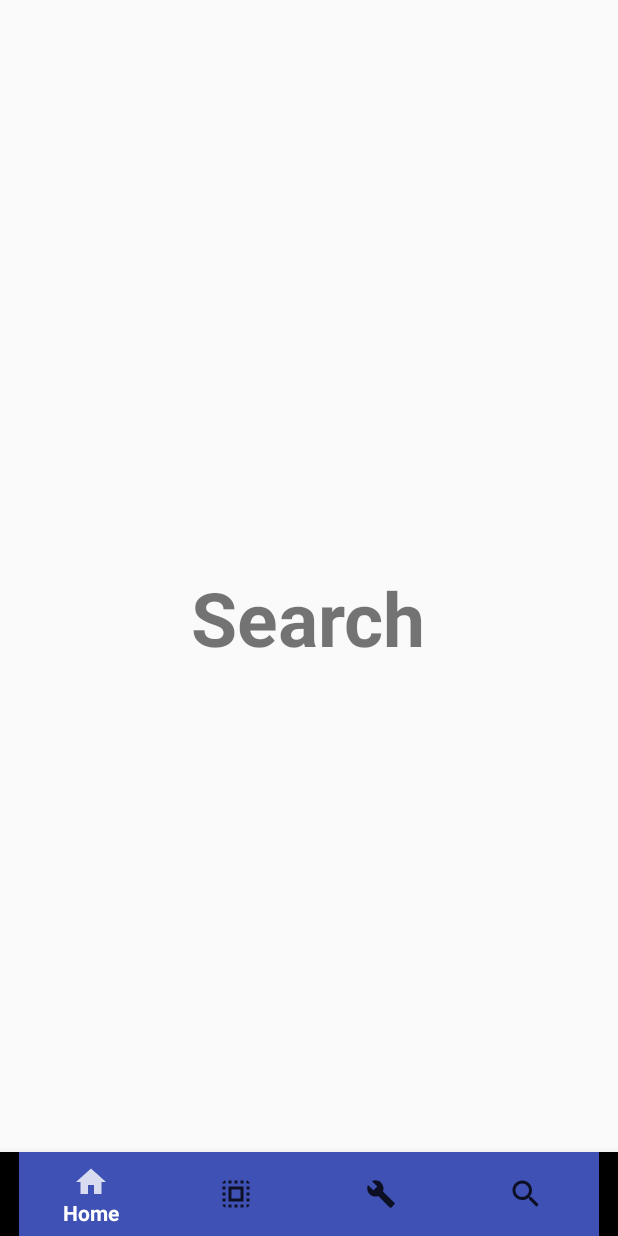
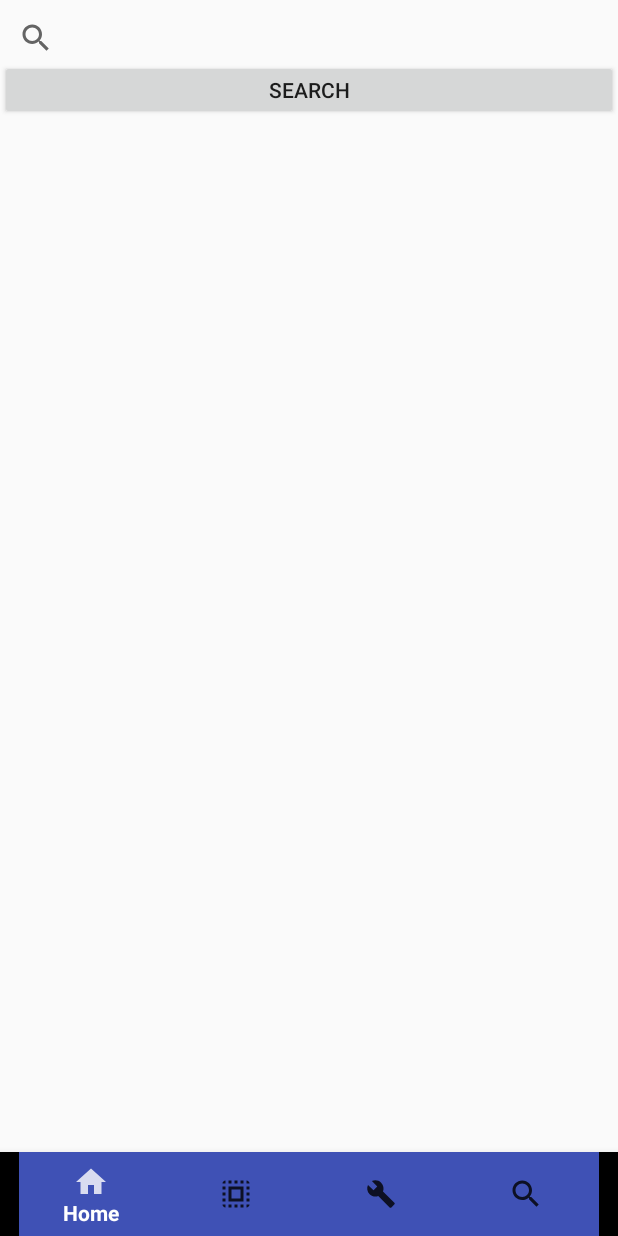
Before and after one commit to MarshallJoseph/xLightsTools, an Android app: the layout activity_search.xml on its own in the app's theme, with its tools: preview values and no code run, on a phone screen of 412 x 824 dp. Run offline under Robolectric (Android 15) with nearby library versions, the phone set to English and light mode, and no system bars.

Commit message:
added search functionality to main app little buggy but it works

```diff
--- a/app/build.gradle
+++ b/app/build.gradle
@@ -34,6 +34,8 @@ dependencies {
     implementation 'androidx.lifecycle:lifecycle-extensions:2.0.0'
     implementation 'com.google.ar.sceneform.ux:sceneform-ux:1.15.0'
     implementation 'com.google.android.material:material:1.0.0'
+    implementation 'com.android.volley:volley:1.2.0'
+
     testImplementation 'junit:junit:4.12'
     androidTestImplementation 'androidx.test:runner:1.3.0'
     androidTestImplementation 'androidx.test.espresso:espresso-core:3.3.0'
--- a/app/src/main/AndroidManifest.xml
+++ b/app/src/main/AndroidManifest.xml
@@ -3,7 +3,7 @@
     package="ca.marshall.xlightstools">
 
     <uses-permission android:name="android.permission.CAMERA" />
-
+    <uses-permission android:name="android.permission.INTERNET"/>
     <uses-feature
         android:name="android.hardware.camera.ar"
         android:required="true" />
--- a/app/src/main/res/layout/activity_search.xml
+++ b/app/src/main/res/layout/activity_search.xml
@@ -1,5 +1,6 @@
 <?xml version="1.0" encoding="utf-8"?>
 <RelativeLayout
+    android:id="@+id/searchContainer"
     xmlns:android="http://schemas.android.com/apk/res/android"
     xmlns:app="http://schemas.android.com/apk/res-auto"
     xmlns:tools="http://schemas.android.com/tools"
@@ -7,13 +8,25 @@
     android:layout_height="match_parent"
     tools:context=".SearchActivity">
 
-    <TextView
+
+    <SearchView
+        android:id="@+id/searchView"
+        android:layout_width="match_parent"
+        android:paddingTop="10dp"
+        android:layout_height="40dp"/>
+    <Button
+
+      android:id="@+id/goBtn"
+        android:layout_below="@id/searchView"
+        android:text="Search"
+        android:layout_width="match_parent"
+        android:layout_height="40dp"/>
+    <ListView
+        android:layout_below="@+id/goBtn"
+        android:id="@+id/listView"
         android:layout_width="wrap_content"
-        android:layout_height="wrap_content"
-        android:text="Search"
-        android:textSize="50sp"
-        android:textStyle="bold"
-        android:layout_centerInParent="true"/>
+        android:layout_height="wrap_content">
+    </ListView>
 
     <com.google.android.material.bottomnavigation.BottomNavigationView
         android:layout_width="match_parent"
--- a/app/src/main/res/values/colors.xml
+++ b/app/src/main/res/values/colors.xml
@@ -3,4 +3,5 @@
     <color name="colorPrimary">#3F51B5</color>
     <color name="colorPrimaryDark">#673AB7</color>
     <color name="colorAccent">#03A9F4</color>
+    <color name="white">#FFF</color>
 </resources>
```
Also changed, not shown: app/src/main/java/ca/marshall/xlightstools/SearchActivity.java (+91 -1 lines), app/src/main/java/ca/marshall/xlightstools/Website.java (added, +37 -0 lines), app/src/main/java/ca/marshall/xlightstools/WebsiteAdapter.java (added, +36 -0 lines), app/src/main/res/layout/api_listitem.xml (added, +44 -0 lines), 5 other files.
